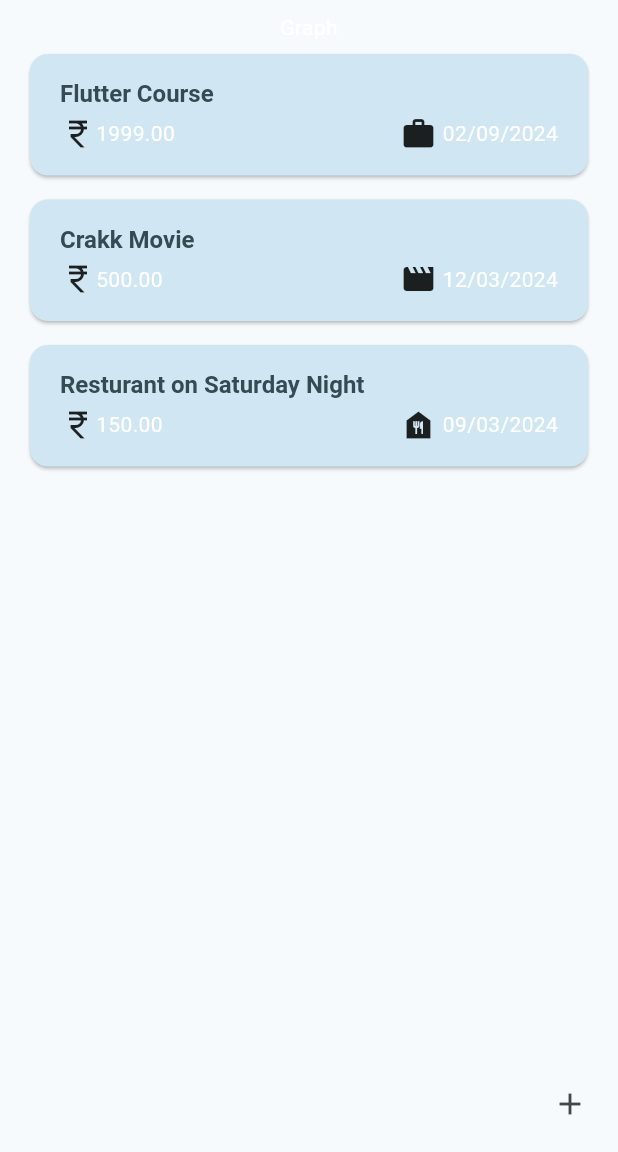
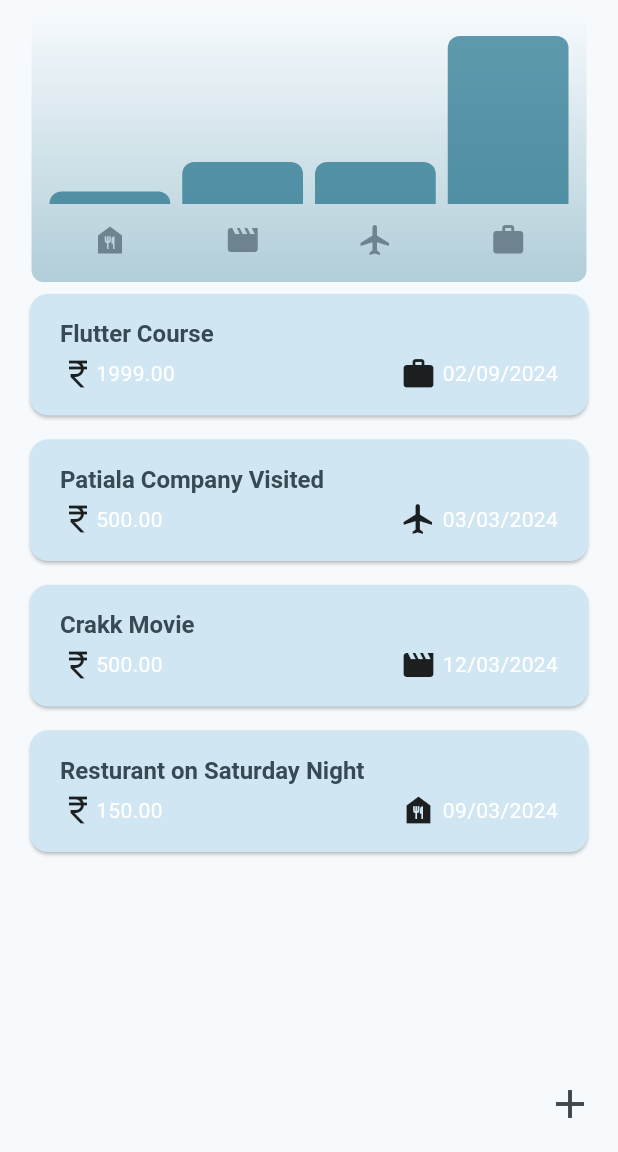
Before and after one commit to ankitrohan091/expense_tracker, a Flutter app: the screen it shows after launch, on a phone screen of 412 x 824 dp, the part 84-1236 px from its top. Run offline on Flutter 3.47's test engine with Material 3 defaults, Android fonts, the phone set to English and light mode, and no system bars.

Commit message:
Adding Chart in the App

```diff
--- /dev/null
+++ b/lib/chart.dart
@@ -0,0 +1,87 @@
+import 'package:expense_tracker/chart_bar.dart';
+import 'package:expense_tracker/models/expense.dart';
+import 'package:flutter/material.dart';
+
+class Chart extends StatelessWidget {
+  final List<Expense> expenses;
+  const Chart({super.key, required this.expenses});
+
+  List<ExpenseBucket> get buckets {
+    return [
+      ExpenseBucket.category(allExpenses: expenses, category: Category.food),
+      ExpenseBucket.category(allExpenses: expenses, category: Category.leisure),
+      ExpenseBucket.category(allExpenses: expenses, category: Category.travel),
+      ExpenseBucket.category(allExpenses: expenses, category: Category.work),
+    ];
+  }
+
+  double get maxExpenses {
+    double max = 0;
+    for (final bucket in buckets) {
+      if (max < bucket.totalExpense) {
+        max = bucket.totalExpense;
+      }
+    }
+    return max;
+  }
+
+  @override
+  Widget build(context) {
+    final isDarkMode =
+        MediaQuery.of(context).platformBrightness == Brightness.dark;
+    return Container(
+      margin: const EdgeInsets.symmetric(horizontal: 13),
+      padding: const EdgeInsets.symmetric(vertical: 16, horizontal: 8),
+      width: double.infinity,
+      height: 180,
+      decoration: BoxDecoration(
+          borderRadius: BorderRadius.circular(8),
+          gradient: LinearGradient(
+            colors: [
+              Theme.of(context).colorScheme.primary.withOpacity(0.3),
+              Theme.of(context).colorScheme.primary.withOpacity(0.0),
+            ],
+            begin: Alignment.bottomCenter,
+            end: Alignment.topCenter,
+          )),
+      child: Column(
+        children: [
+          Expanded(
+            child: Row(
+              crossAxisAlignment: CrossAxisAlignment.end,
+              children: [
+                for (final bucket in buckets)
+                  ChartBar(
+                    fill: bucket.totalExpense / maxExpenses,
+                  ),
+              ],
+            ),
+          ),
+          const SizedBox(height: 12,),
+          Row(
+            children: buckets
+                .map(
+                  (e) => Expanded(
+                    child: Padding(
+                      padding: const EdgeInsets.symmetric(horizontal: 4),
+                      child: Icon(
+                        categoryIcons[e.category],
+                        color: isDarkMode
+                            ? Theme.of(context)
+                                .colorScheme
+                                .secondary
+                            : Theme.of(context)
+                                .colorScheme
+                                .secondary
+                                .withOpacity(0.7),
+                      ),
+                    ),
+                  ),
+                )
+                .toList(),
+          ),
+        ],
+      ),
+    );
+  }
+}
--- /dev/null
+++ b/lib/chart_bar.dart
@@ -0,0 +1,23 @@
+import 'package:flutter/material.dart';
+class ChartBar extends StatelessWidget{
+  final double fill;
+  const ChartBar({super.key,required this.fill});
+  @override
+  Widget build(context){
+    final isDarkMode=MediaQuery.of(context).platformBrightness==Brightness.dark;
+    return Expanded(
+      child: Padding(
+        padding: const EdgeInsets.symmetric(horizontal: 4),
+        child: FractionallySizedBox(
+          heightFactor: fill,
+          child: DecoratedBox(decoration: BoxDecoration(
+            shape: BoxShape.rectangle,
+            borderRadius: const BorderRadius.vertical(top: Radius.circular(8)),
+            color: isDarkMode?Theme.of(context).colorScheme.secondary:
+            Theme.of(context).colorScheme.primary.withOpacity(0.65),
+          )),
+        ),
+      ),
+    );
+  }
+}
--- a/lib/expenses.dart
+++ b/lib/expenses.dart
@@ -1,4 +1,5 @@
 import 'package:expense_tracker/add_expense.dart';
+import 'package:expense_tracker/chart.dart';
 import 'package:expense_tracker/expense_item.dart';
 import 'package:expense_tracker/models/expense.dart';
 import 'package:flutter/material.dart';
@@ -17,6 +18,12 @@ final List<Expense> list = [
       amount: 1999.00,
       date: DateTime(2024, 9, 02, 22, 56),
       category: Category.work),
+  Expense(
+    title: "Patiala Company Visited",
+    amount: 500,
+    date: DateTime(2024,03,03),
+    category: Category.travel
+  ),
   Expense(
       title: "Crakk Movie",
       amount: 500,
@@ -75,8 +82,9 @@ class _ExpensesState extends State<Expenses> {
         body: Padding(
           padding: const EdgeInsets.all(8.0),
           child: Column(
+            mainAxisSize: MainAxisSize.min,
             children: [
-              const Text('Graph'),
+              Chart(expenses: list,),
               Expanded(
                 child: list.isNotEmpty?ListView.builder(
                     itemCount: list.length,
@@ -96,6 +104,9 @@ class _ExpensesState extends State<Expenses> {
                 mainAxisAlignment: MainAxisAlignment.end,
                 children: [
                   IconButton(
+                    iconSize: 32,
+                    hoverColor: Theme.of(context).colorScheme.onInverseSurface,
+                    highlightColor: Theme.of(context).colorScheme.onPrimaryContainer,
                     onPressed: addExpenses,
                     icon: const Icon(Icons.add_sharp),
                   ),
```
